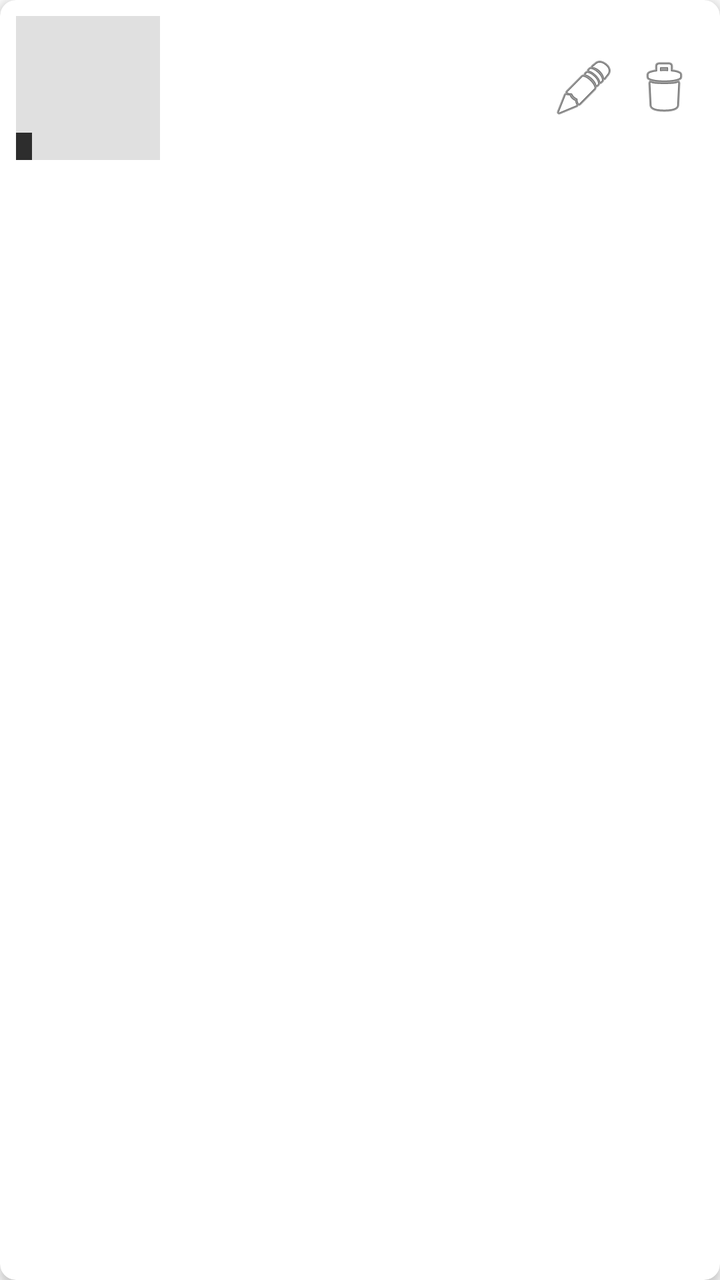
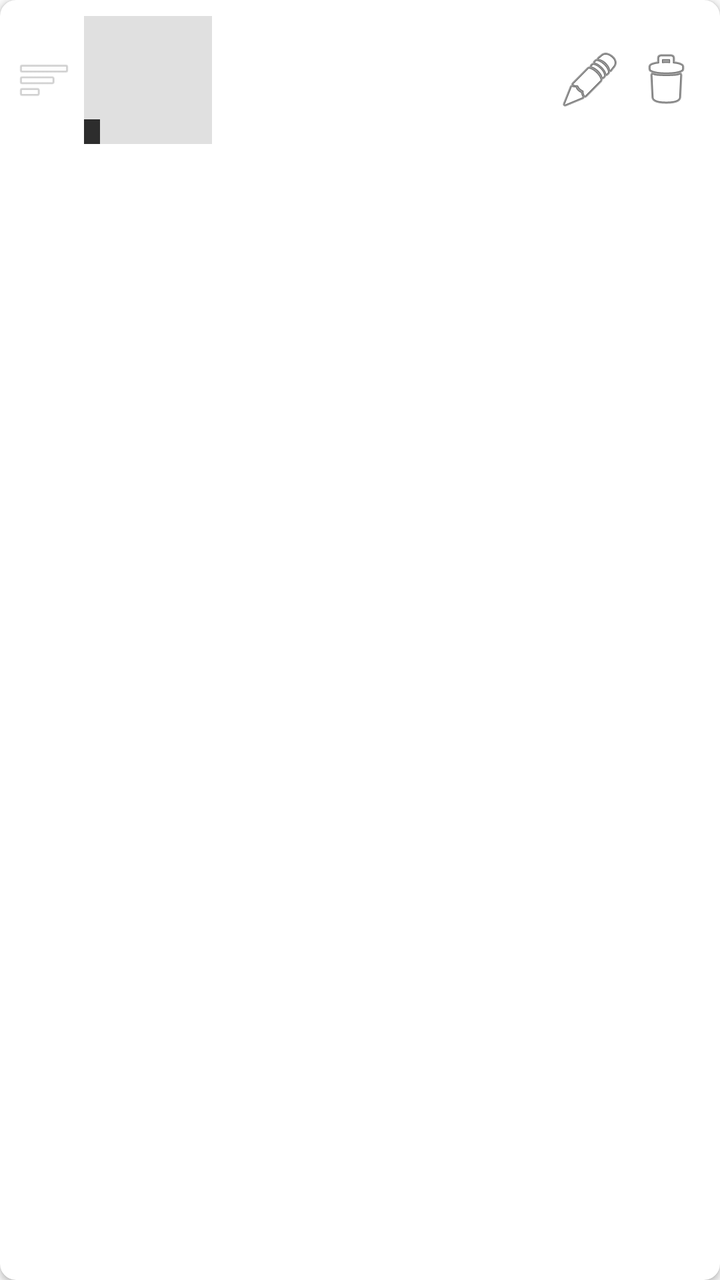

An Android layout rendered at two revisions. The XML below is the earlier revision; the diff shows what the commit changed to produce the second picture.
<!-- AndroidManifest.xml: application theme Theme.AppCompat.Light.DarkActionBar -->
<!-- res/layout/item_media.xml -->
<?xml version="1.0" encoding="utf-8"?>
<androidx.cardview.widget.CardView xmlns:android="http://schemas.android.com/apk/res/android"
    xmlns:app="http://schemas.android.com/apk/res-auto"
    android:layout_width="match_parent"
    android:layout_height="wrap_content"
    android:layout_margin="6dp"
    app:cardCornerRadius="8dp"
    app:cardElevation="3dp">

    <LinearLayout
        android:layout_width="match_parent"
        android:layout_height="wrap_content"
        android:gravity="center_vertical"
        android:orientation="horizontal"
        android:padding="8dp">

        
        <FrameLayout
            android:layout_width="72dp"
            android:layout_height="72dp">

            <ImageView
                android:id="@+id/imgThumb"
                android:layout_width="match_parent"
                android:layout_height="match_parent"
                android:background="#E0E0E0"
                android:scaleType="centerCrop" />

            <TextView
                android:id="@+id/txtTypeBadge"
                android:layout_width="wrap_content"
                android:layout_height="wrap_content"
                android:layout_gravity="bottom|start"
                android:background="#CC000000"
                android:paddingHorizontal="4dp"
                android:textColor="#FFFFFF"
                android:textSize="10sp"
                android:textStyle="bold" />
        </FrameLayout>

        
        <LinearLayout
            android:layout_width="0dp"
            android:layout_height="wrap_content"
            android:layout_marginStart="10dp"
            android:layout_weight="1"
            android:orientation="vertical">

            <TextView
                android:id="@+id/txtFileName"
                android:layout_width="wrap_content"
                android:layout_height="wrap_content"
                android:ellipsize="middle"
                android:singleLine="true"
                android:textStyle="bold" />

            <TextView
                android:id="@+id/txtDetails"
                android:layout_width="wrap_content"
                android:layout_height="wrap_content"
                android:layout_marginTop="4dp"
                android:textColor="#666666"
                android:textSize="12sp" />
        </LinearLayout>

        
        <ImageButton
            android:id="@+id/btnEdit"
            android:layout_width="40dp"
            android:layout_height="40dp"
            android:background="?selectableItemBackgroundBorderless"
            android:src="@android:drawable/ic_menu_edit" />

        
        <ImageButton
            android:id="@+id/btnDelete"
            android:layout_width="40dp"
            android:layout_height="40dp"
            android:background="?selectableItemBackgroundBorderless"
            android:src="@android:drawable/ic_menu_delete" />

    </LinearLayout>
</androidx.cardview.widget.CardView>
<!-- resources referenced by this layout -->
<resources>

</resources>

<!-- the commit's change to res/layout/item_media.xml (unified diff, before → after) -->
@@ -3,9 +3,10 @@
     xmlns:app="http://schemas.android.com/apk/res-auto"
     android:layout_width="match_parent"
     android:layout_height="wrap_content"
-    android:layout_margin="6dp"
+    android:layout_marginHorizontal="6dp"
+    android:layout_marginVertical="4dp"
     app:cardCornerRadius="8dp"
-    app:cardElevation="3dp">
+    app:cardElevation="2dp">
 
     <LinearLayout
         android:layout_width="match_parent"
@@ -15,9 +16,17 @@
         android:padding="8dp">
 
         
+        <ImageView
+            android:layout_width="28dp"
+            android:layout_height="28dp"
+            android:layout_marginEnd="6dp"
+            android:alpha="0.4"
+            android:src="@android:drawable/ic_menu_sort_by_size" />
+
+        
         <FrameLayout
-            android:layout_width="72dp"
-            android:layout_height="72dp">
+            android:layout_width="64dp"
+            android:layout_height="64dp">
 
             <ImageView
                 android:id="@+id/imgThumb"
@@ -34,7 +43,7 @@
                 android:background="#CC000000"
                 android:paddingHorizontal="4dp"
                 android:textColor="#FFFFFF"
-                android:textSize="10sp"
+                android:textSize="9sp"
                 android:textStyle="bold" />
         </FrameLayout>
 
@@ -52,30 +61,40 @@
                 android:layout_height="wrap_content"
                 android:ellipsize="middle"
                 android:singleLine="true"
+                android:textSize="14sp"
                 android:textStyle="bold" />
 
             <TextView
                 android:id="@+id/txtDetails"
                 android:layout_width="wrap_content"
                 android:layout_height="wrap_content"
-                android:layout_marginTop="4dp"
-                android:textColor="#666666"
-                android:textSize="12sp" />
+                android:layout_marginTop="2dp"
+                android:textColor="#555555"
+                android:textSize="11sp" />
+
+            <TextView
+                android:id="@+id/txtAnimBadge"
+                android:layout_width="wrap_content"
+                android:layout_height="wrap_content"
+                android:layout_marginTop="2dp"
+                android:textColor="#1976D2"
+                android:textSize="10sp"
+                android:textStyle="italic" />
         </LinearLayout>
 
         
         <ImageButton
             android:id="@+id/btnEdit"
-            android:layout_width="40dp"
-            android:layout_height="40dp"
+            android:layout_width="38dp"
+            android:layout_height="38dp"
             android:background="?selectableItemBackgroundBorderless"
             android:src="@android:drawable/ic_menu_edit" />
 
         
         <ImageButton
             android:id="@+id/btnDelete"
-            android:layout_width="40dp"
-            android:layout_height="40dp"
+            android:layout_width="38dp"
+            android:layout_height="38dp"
             android:background="?selectableItemBackgroundBorderless"
             android:src="@android:drawable/ic_menu_delete" />
 
